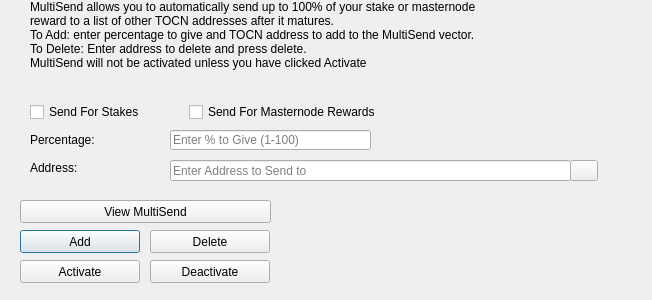
Qt form src/qt/forms/multisenddialog.ui (touriumonline/tourium) before a commit.
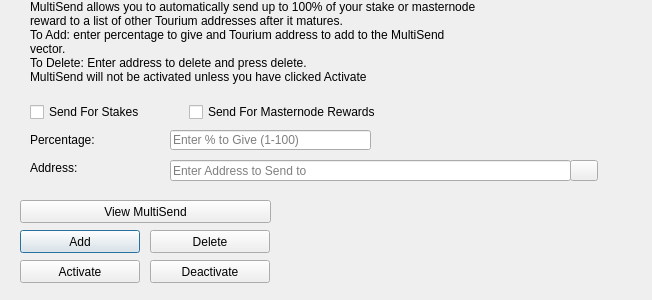
The same form after that commit. Icons and pictures are not drawn.

The edit to the form file:
```diff
--- a/src/qt/forms/multisenddialog.ui
+++ b/src/qt/forms/multisenddialog.ui
@@ -61,8 +61,8 @@
     <number>1</number>
    </property>
    <property name="text">
-    <string>MultiSend allows you to automatically send up to 100% of your stake or masternode reward to a list of other TOCN addresses after it matures.
-To Add: enter percentage to give and TOCN address to add to the MultiSend vector.
+    <string>MultiSend allows you to automatically send up to 100% of your stake or masternode reward to a list of other Tourium addresses after it matures.
+To Add: enter percentage to give and Tourium address to add to the MultiSend vector.
 To Delete: Enter address to delete and press delete.
 MultiSend will not be activated unless you have clicked Activate</string>
    </property>
```
